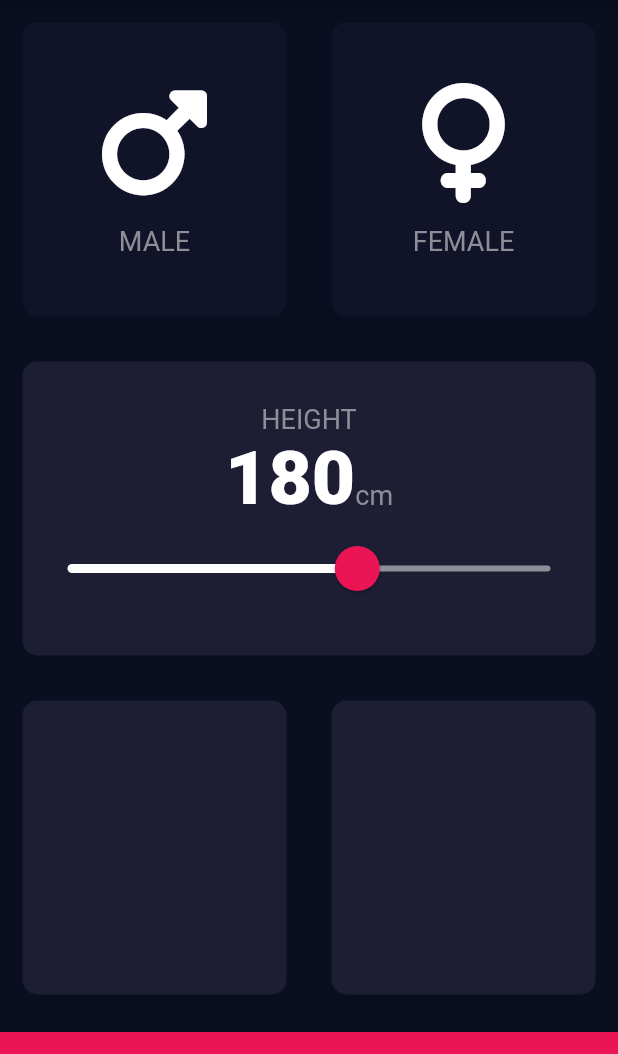
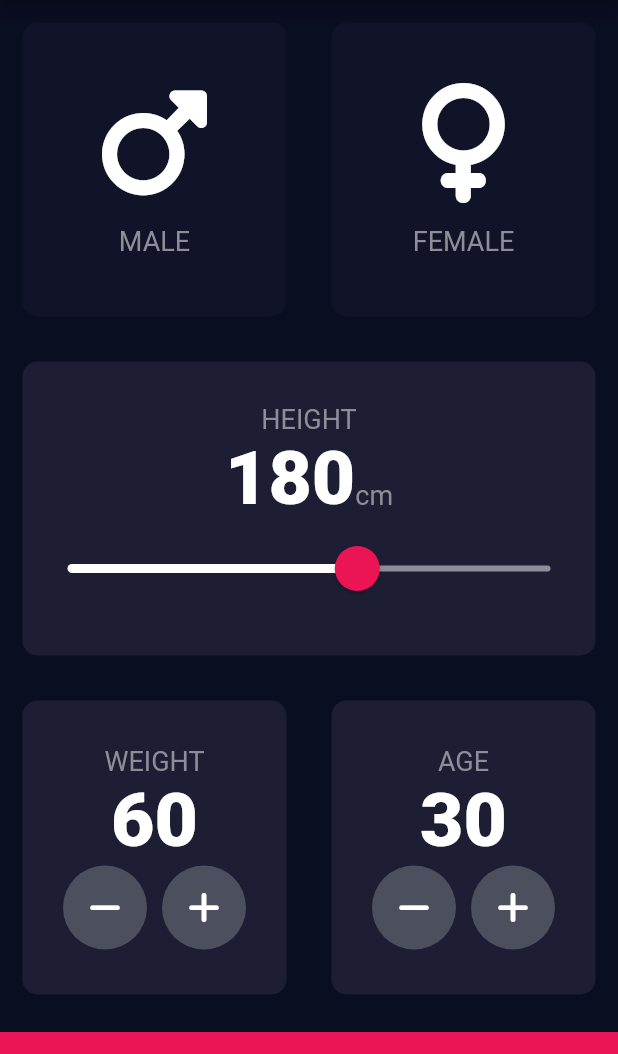
Before and after one commit to flutter-r2/bmi_calculator_flutter, a Flutter app: the screen it shows after launch, on a phone screen of 412 x 824 dp, the part 84-1138 px from its top. Run offline on Flutter 3.47's test engine with Material 2 defaults, Android fonts, the phone set to English and light mode, and no system bars; our stand-ins replace font_awesome_flutter.

Commit message:
Finishes first screen

```diff
--- a/lib/input_page.dart
+++ b/lib/input_page.dart
@@ -18,6 +18,8 @@ class InputPage extends StatefulWidget {
 class _InputPageState extends State<InputPage> {
   Gender? selectedGender;
   int height = 180;
+  int weight = 60;
+  int age = 30;
 
   Color updateGenderCardsColor(Gender gender) {
     return selectedGender == gender ? kActiveCardColor : kInactiveCardColor;
@@ -109,12 +111,74 @@ class _InputPageState extends State<InputPage> {
           ),
           Expanded(
             child: Row(
-              children: const [
+              children: [
                 Expanded(
-                  child: BMICard(color: kActiveCardColor),
+                  child: BMICard(
+                    color: kActiveCardColor,
+                    child: Column(
+                      mainAxisAlignment: MainAxisAlignment.center,
+                      children: [
+                        const Text(
+                          'WEIGHT',
+                          style: kLabelTextStyle,
+                        ),
+                        Text(
+                          weight.toString(),
+                          style: kNumberTextStyle,
+                        ),
+                        Row(
+                          mainAxisAlignment: MainAxisAlignment.center,
+                          children: [
+                            RoundIconButton(
+                              onPressed: () => setState(() => weight--),
+                              icon: FontAwesomeIcons.minus,
+                            ),
+                            const SizedBox(
+                              width: 10.0,
+                            ),
+                            RoundIconButton(
+                              onPressed: () => setState(() => weight++),
+                              icon: FontAwesomeIcons.plus,
+                            ),
+                          ],
+                        ),
+                      ],
+                    ),
+                  ),
                 ),
                 Expanded(
-                  child: BMICard(color: kActiveCardColor),
+                  child: BMICard(
+                    color: kActiveCardColor,
+                    child: Column(
+                      mainAxisAlignment: MainAxisAlignment.center,
+                      children: [
+                        const Text(
+                          'AGE',
+                          style: kLabelTextStyle,
+                        ),
+                        Text(
+                          age.toString(),
+                          style: kNumberTextStyle,
+                        ),
+                        Row(
+                          mainAxisAlignment: MainAxisAlignment.center,
+                          children: [
+                            RoundIconButton(
+                              onPressed: () => setState(() => age--),
+                              icon: FontAwesomeIcons.minus,
+                            ),
+                            const SizedBox(
+                              width: 10.0,
+                            ),
+                            RoundIconButton(
+                              onPressed: () => setState(() => age++),
+                              icon: FontAwesomeIcons.plus,
+                            ),
+                          ],
+                        ),
+                      ],
+                    ),
+                  ),
                 ),
               ],
             ),
@@ -130,3 +194,29 @@ class _InputPageState extends State<InputPage> {
     );
   }
 }
+
+class RoundIconButton extends StatelessWidget {
+  final VoidCallback onPressed;
+  final IconData icon;
+
+  // ignore: use_key_in_widget_constructors
+  const RoundIconButton({required this.onPressed, required this.icon});
+
+  @override
+  Widget build(BuildContext context) {
+    return RawMaterialButton(
+      elevation: 0.0,
+      constraints: const BoxConstraints.tightFor(
+        width: 56.0,
+        height: 56.0,
+      ),
+      shape: const CircleBorder(),
+      fillColor: const Color(0xFF4C4F5E),
+      child: Icon(
+        icon,
+        color: Colors.white,
+      ),
+      onPressed: onPressed,
+    );
+  }
+}
```
